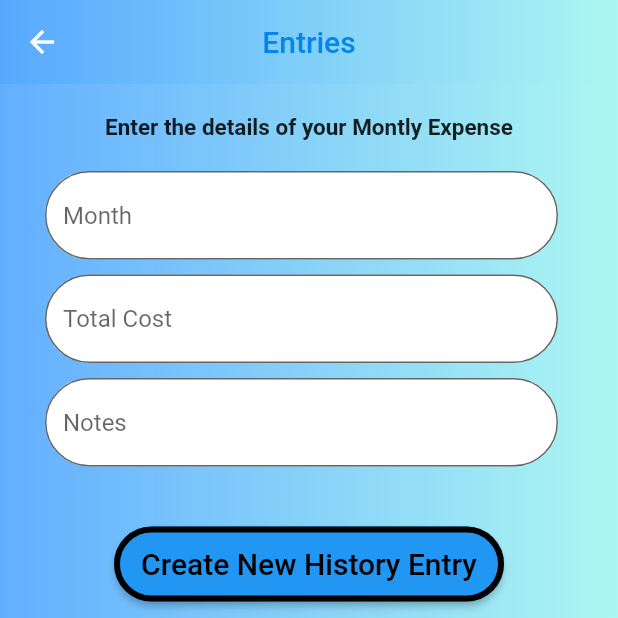
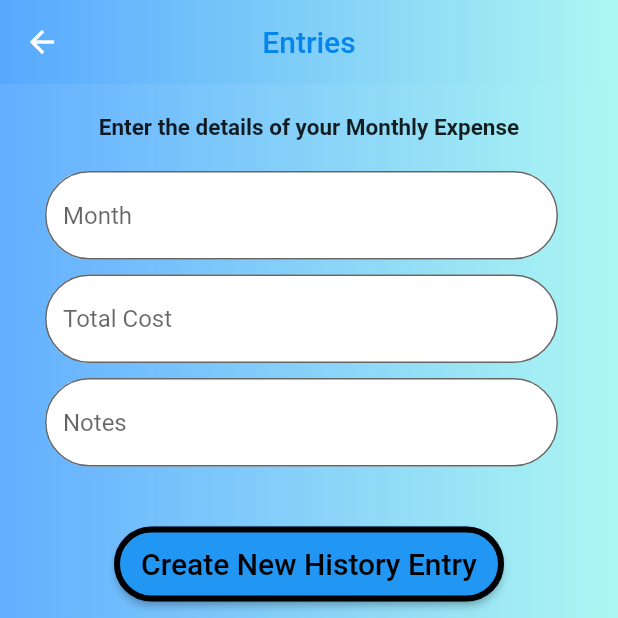
Before and after one commit to jabezj1/Motore, a Flutter app: the CreateHistoryEntry screen opened directly, on a phone screen of 412 x 824 dp, the top half of it. Run offline on Flutter 3.47's test engine with Material 2 defaults, Android fonts, the phone set to English and light mode, and no system bars; our stand-ins replace animated_splash_screen, auth_buttons, auto_size_text, cloud_firestore, dio, firebase_auth and 13 more; missing offline and left inert: dart:ffi; accounts and stored records are empty; network calls fail.

Commit message:
fixed typo

```diff
--- a/lib/pages/createHistoryEntry.dart
+++ b/lib/pages/createHistoryEntry.dart
@@ -53,7 +53,7 @@ class StateCreateHistoryEntry extends State<CreateHistoryEntry> {
             child: SingleChildScrollView(
               child: Column(children: [
                 const Text(
-                  "Enter the details of your Montly Expense",
+                  "Enter the details of your Monthly Expense",
                   textAlign: TextAlign.center,
                   style: TextStyle(
                     fontSize: 15,
```
